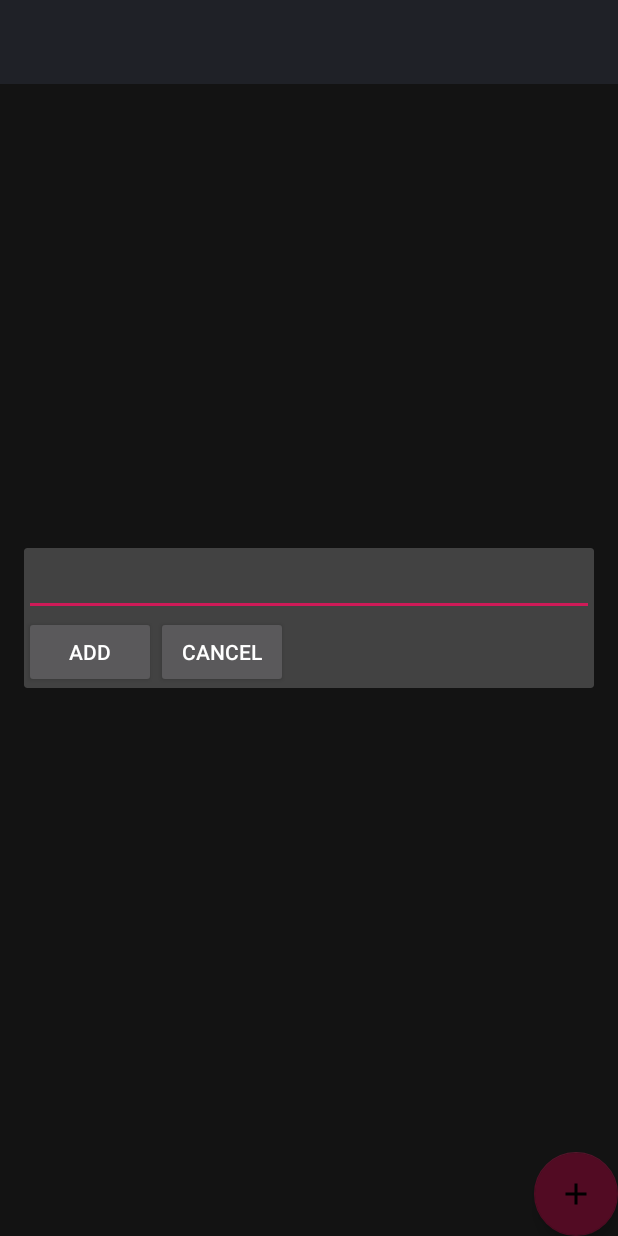
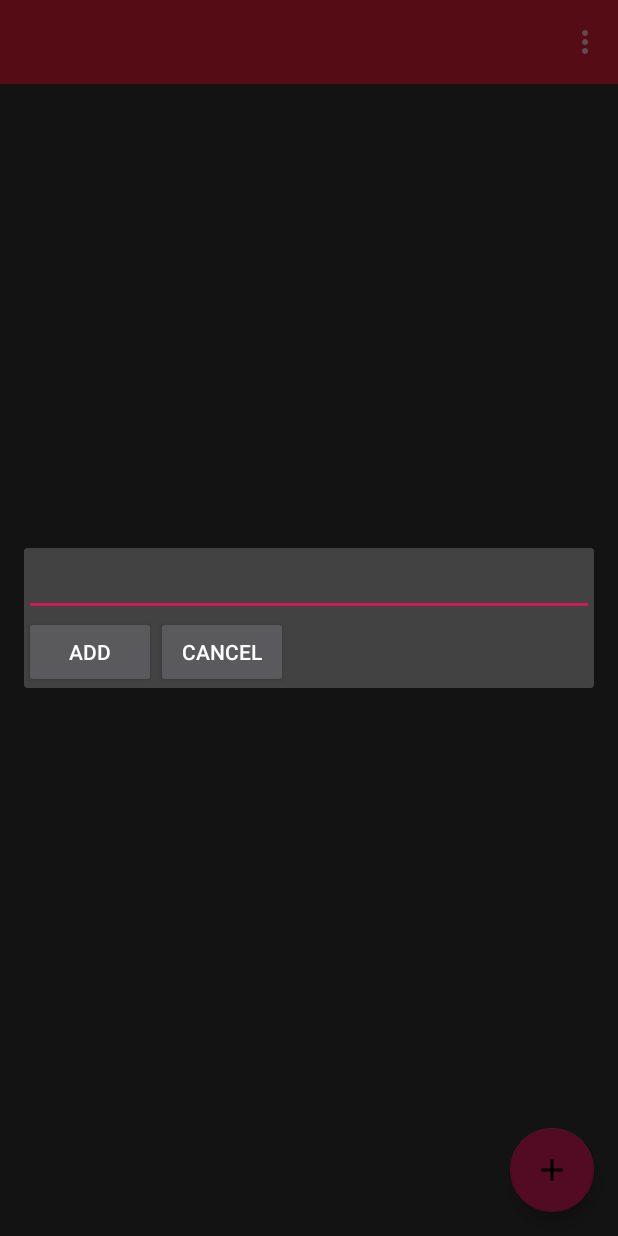
Before and after one commit to bipin-adh/DataManagement, an Android app: the UserActivity screen opened directly, with no data from a screen before it, after a tap on an icon or button, on a phone screen of 412 x 824 dp. Run offline under Robolectric (Android 15) with nearby library versions, the phone set to English and light mode, and no system bars.

Commit message:
logout and other additions

```diff
--- a/app/src/main/java/com/example/datamanagement/activities/LoginActivity.java
+++ b/app/src/main/java/com/example/datamanagement/activities/LoginActivity.java
@@ -86,6 +86,7 @@ public class LoginActivity extends AppCompatActivity implements View.OnClickList
                         Intent intent = new Intent(this,UserActivity.class);
                         intent.putExtra(UserActivity.EXTRA_USER,strUser);
                         startActivity(intent);
+                        finish();
 
 
                     } else {
--- a/app/src/main/java/com/example/datamanagement/helper/DatabaseHelper.java
+++ b/app/src/main/java/com/example/datamanagement/helper/DatabaseHelper.java
@@ -83,7 +83,7 @@ public class DatabaseHelper extends SQLiteOpenHelper {
 
     public boolean checkDuplicateEntries(Contact c){
 
-        boolean success= false;
+        boolean success = false;
         SQLiteDatabase db = this.getWritableDatabase();
         // write data to database table
         ContentValues contentValues = new ContentValues();
@@ -96,7 +96,6 @@ public class DatabaseHelper extends SQLiteOpenHelper {
             success = true;
         }catch (SQLException e){
             e.printStackTrace();
-            success =false;
             //Toast.makeText(signupActivity.this, "Account already exists on that username", Toast.LENGTH_LONG).show();
 
         }
@@ -105,6 +104,8 @@ public class DatabaseHelper extends SQLiteOpenHelper {
 
 
     }
+    /*
+    // check whether data is added to database or not
 
     public boolean insertData(Contact c) {
 
@@ -125,6 +126,7 @@ public class DatabaseHelper extends SQLiteOpenHelper {
             return true;
 
     }
+    */
 
     public boolean insertListData(Task task){
 
--- a/app/src/main/res/layout/activity_user.xml
+++ b/app/src/main/res/layout/activity_user.xml
@@ -15,6 +15,8 @@
         android:layout_width="wrap_content"
         android:layout_height="wrap_content"
         android:layout_gravity="bottom|right"
+        android:layout_marginRight="16dp"
+        android:layout_marginBottom="16dp"
         android:src="@drawable/ic_add_black_24dp"
 
 
--- a/app/src/main/res/layout/content_login_screen.xml
+++ b/app/src/main/res/layout/content_login_screen.xml
@@ -9,7 +9,7 @@
     android:paddingRight="@dimen/activity_horizontal_margin"
     android:paddingTop="@dimen/activity_vertical_margin"
     android:layout_marginTop="20dp"
-    android:background="#343642"
+    android:background="@color/backgroundColor"
     tools:context=".activities.LoginActivity">
 
 
--- a/app/src/main/res/layout/content_signup.xml
+++ b/app/src/main/res/layout/content_signup.xml
@@ -8,7 +8,7 @@
     android:paddingRight="@dimen/activity_horizontal_margin"
     android:paddingTop="@dimen/activity_vertical_margin"
     tools:context=".activities.SignupActivity"
-    android:background="#343642">
+    android:background="@color/backgroundColor">
 
     <android.support.design.widget.TextInputLayout
         android:id="@+id/wrappername"
--- /dev/null
+++ b/app/src/main/res/menu/actionbar_menu.xml
@@ -0,0 +1,8 @@
+<?xml version="1.0" encoding="utf-8"?>
+<menu xmlns:android="http://schemas.android.com/apk/res/android">
+
+    <item
+        android:id="@+id/activity_user_logout"
+        android:title="@string/logout_menu"
+        />
+</menu>
--- a/app/src/main/res/values/colors.xml
+++ b/app/src/main/res/values/colors.xml
@@ -5,5 +5,6 @@
     <color name="colorAccent">#ce1b58</color>
     <color name="buttonColor">#F26520</color>
     <color name="textColor">#757575</color>
-    <color name="appBarColor">#4d5263</color>
+    <color name="appBarColor">#d71d33</color>
+    <color name="backgroundColor">#343642</color>
 </resources>
--- a/app/src/main/res/values/strings.xml
+++ b/app/src/main/res/values/strings.xml
@@ -21,5 +21,7 @@
     <string name="Add">add</string>
     <string name="Cancel">cancel</string>
 
+    <string name="logout_menu">logout</string>
+
 
 </resources>
--- a/app/src/main/res/values/styles.xml
+++ b/app/src/main/res/values/styles.xml
@@ -6,6 +6,7 @@
         <item name="colorPrimary">@color/colorPrimary</item>
         <item name="colorPrimaryDark">@color/colorPrimaryDark</item>
         <item name="colorAccent">@color/colorAccent</item>
+        <item name="android:statusBarColor">@color/colorPrimary</item>
     </style>
 
 </resources>
```
Also changed, not shown: app/src/main/AndroidManifest.xml (+13 -2 lines), app/src/main/java/com/example/datamanagement/activities/SignupActivity.java (+58 -2 lines), app/src/main/java/com/example/datamanagement/activities/UserActivity.java (+73 -0 lines).
